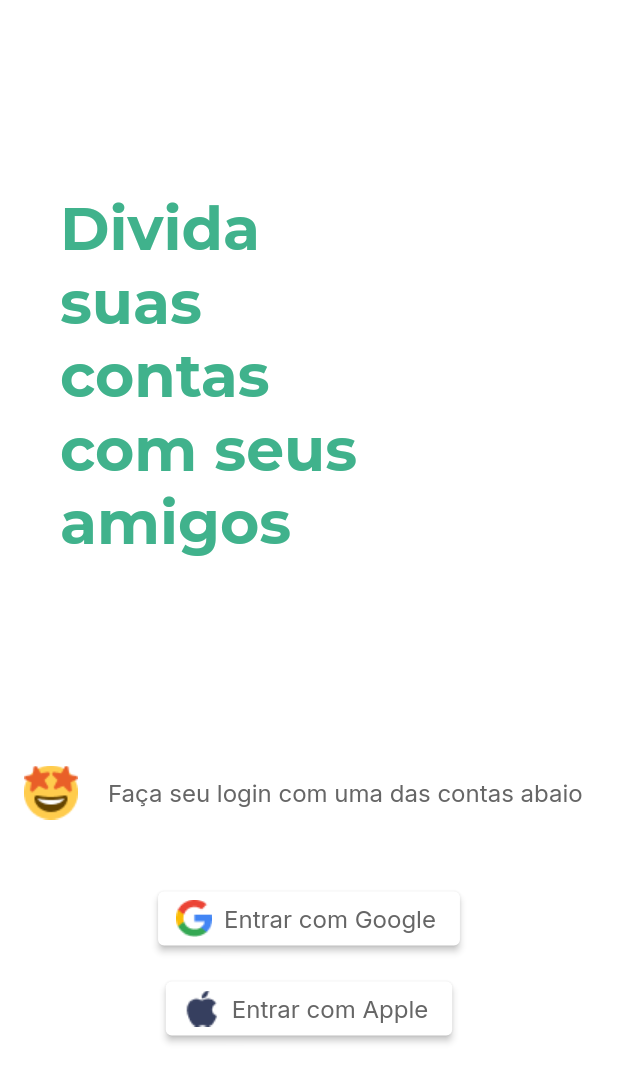
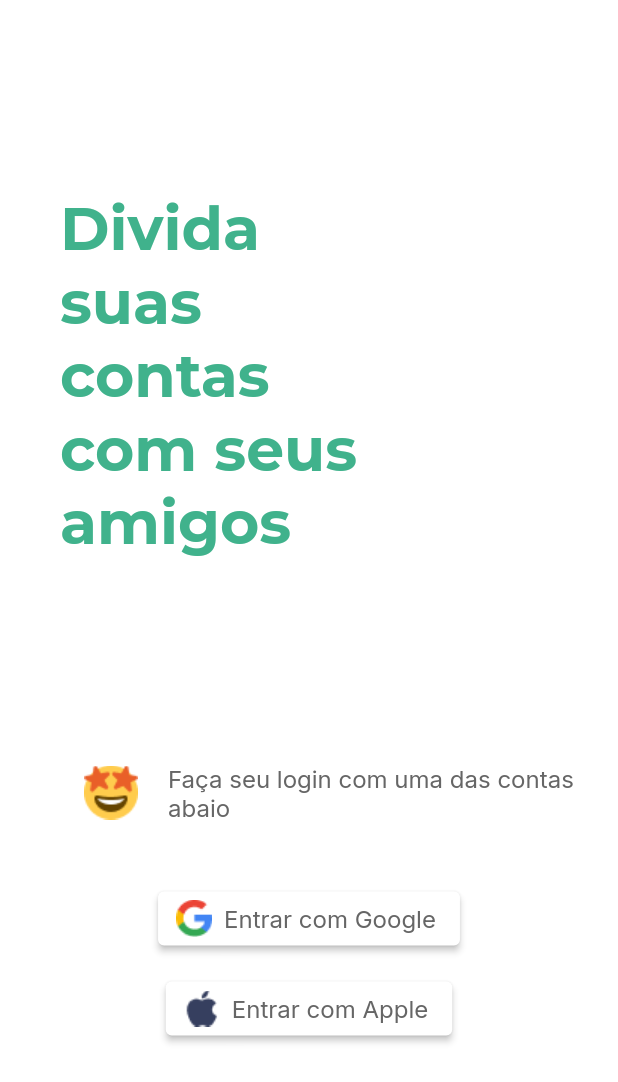
Before and after one commit to rcdo-dev/split_it_app, a Flutter app: the screen it shows after launch, on a phone screen of 412 x 824 dp. Shown: the top 1082 px of the screen. Run offline on Flutter 3.47's test engine with Material 2 defaults, Android fonts, the phone set to English and light mode, and no system bars; our stand-ins replace google_fonts.

Commit message:
style: add padding to elements the screen.

```diff
--- a/lib/modules/login/login_page.dart
+++ b/lib/modules/login/login_page.dart
@@ -39,7 +39,9 @@ class _LoginPageState extends State<LoginPage> {
           ),
           Column(
             children: <Widget>[
-              ListTile(
+              Padding(
+                padding: const EdgeInsets.only(left: 40.0),
+                child: ListTile(
                   leading: Image.asset(
                     'assets/images/emoji.png',
                   ),
@@ -49,6 +51,7 @@ class _LoginPageState extends State<LoginPage> {
                       color: AppTheme.colors.button,
                       fontSize: 16.0,
                       fontWeight: FontWeight.w400,
+                    ),
                   ),
                 ),
               ),
```
Lines whose indentation alone changed are shown as unchanged.
